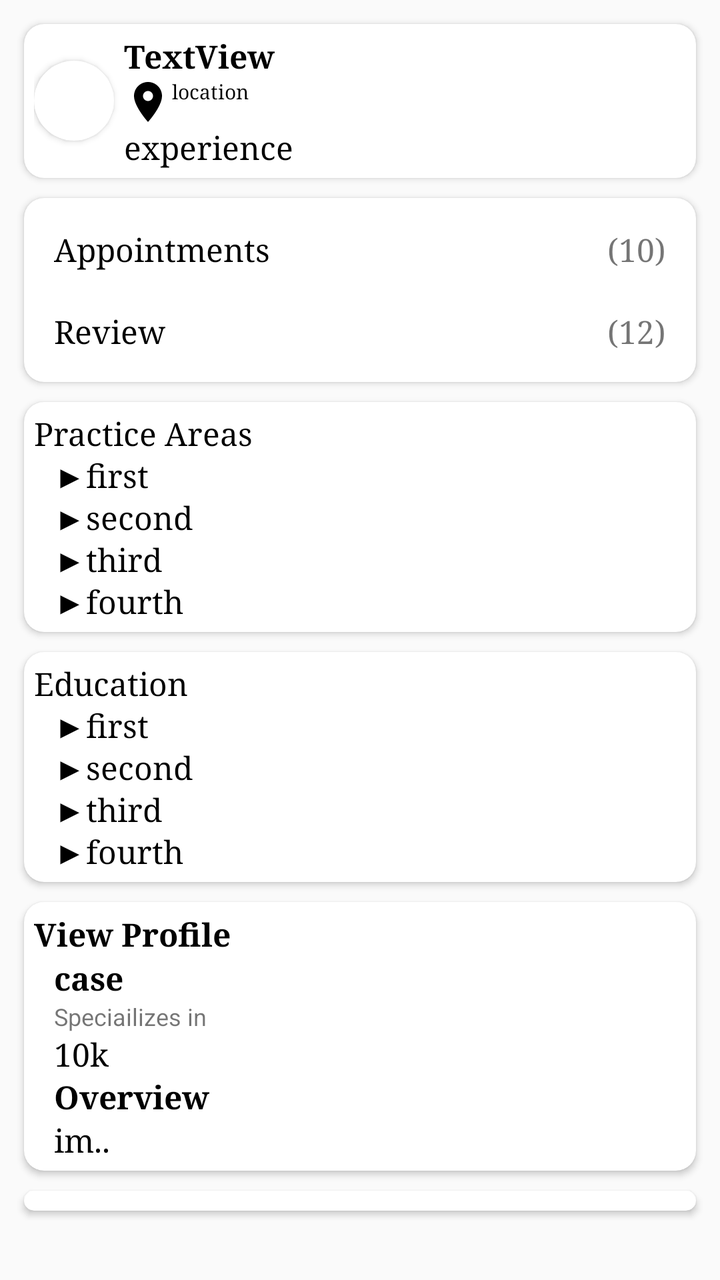
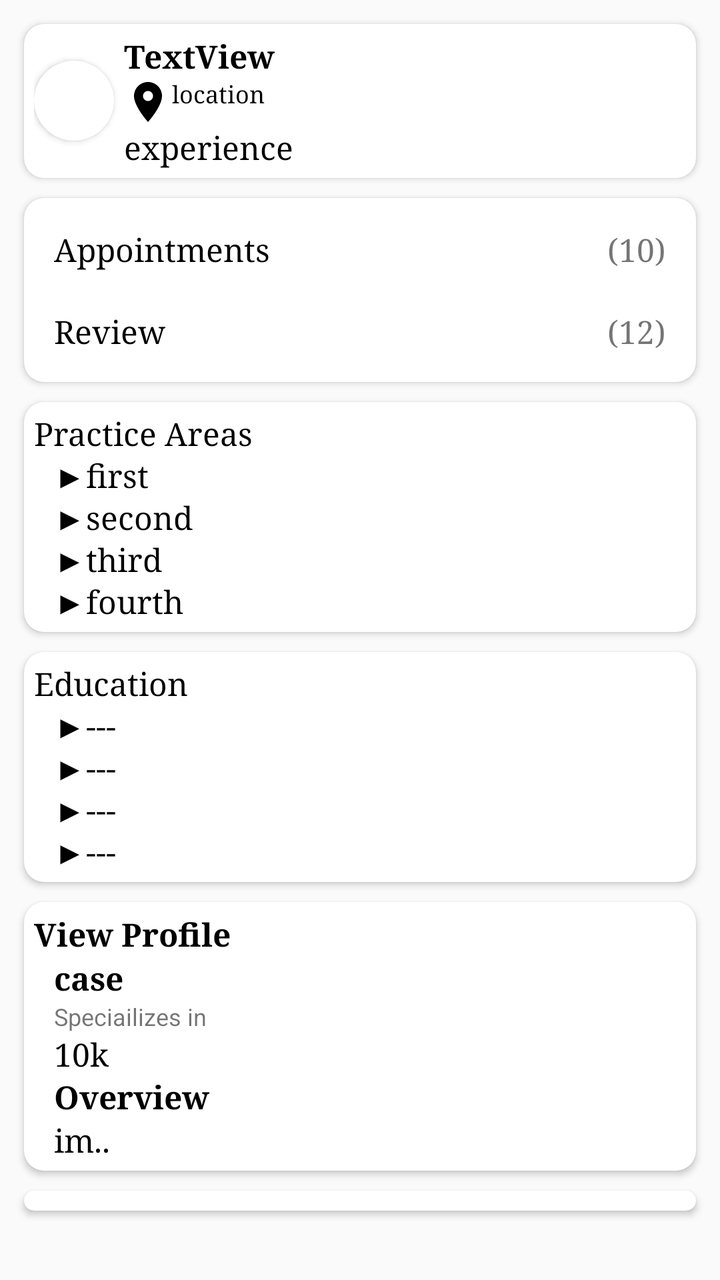

Compare the two renders of this Android layout. The source of the first and the diff that turns it into the second are given below.
<!-- AndroidManifest.xml: application theme Theme.LawAdvat -->
<!-- res/layout/fragment_lawyer_profile.xml -->
<?xml version="1.0" encoding="utf-8"?>
<androidx.appcompat.widget.LinearLayoutCompat xmlns:android="http://schemas.android.com/apk/res/android"
    xmlns:app="http://schemas.android.com/apk/res-auto"
    xmlns:tools="http://schemas.android.com/tools"
    android:layout_width="match_parent"
    android:layout_height="match_parent"
    tools:context=".ui.profile.LawyerProfile">
    <ScrollView
        android:layout_width="match_parent"
        android:layout_height="wrap_content"
        android:padding="02dp">
        <LinearLayout
            android:layout_width="match_parent"
            android:layout_height="wrap_content"
            android:padding="05dp"
            android:orientation="vertical">
            <androidx.cardview.widget.CardView
                android:layout_width="match_parent"
                android:layout_height="wrap_content"
                android:padding="10dp"
                app:cardCornerRadius="10dp"
                android:layout_margin="05dp">
                <LinearLayout
                    android:layout_width="match_parent"
                    android:layout_height="wrap_content"
                    android:padding="05dp"
                    android:orientation="horizontal">
                    <androidx.cardview.widget.CardView
                        android:layout_width="40dp"
                        app:cardCornerRadius="40dp"
                        android:layout_gravity="center"
                        android:layout_height="40dp">
                        <ImageView
                            android:id="@+id/profile_lawyer_image"
                            android:layout_width="50dp"
                            android:layout_height="50dp"
                            android:layout_gravity="center"
                            app:layout_constraintBottom_toBottomOf="parent"
                            app:layout_constraintStart_toStartOf="parent"
                            app:layout_constraintTop_toTopOf="parent"
                            app:srcCompat="@drawable/baseline_account_circle_24" />
                    </androidx.cardview.widget.CardView>
                    <LinearLayout
                        android:layout_width="match_parent"
                        android:layout_height="wrap_content"
                        android:layout_marginLeft="05dp"
                        android:orientation="vertical">
                        <TextView
                            android:id="@+id/profile_lawyer_name"
                            android:layout_width="wrap_content"
                            android:layout_height="wrap_content"
                            android:text="TextView"
                            android:textStyle="bold"
                            android:fontFamily="serif"
                            android:textColor="@color/black"
                            app:layout_constraintBottom_toBottomOf="@+id/profile_lawyer_image"
                            app:layout_constraintStart_toEndOf="@+id/profile_lawyer_image"
                            app:layout_constraintTop_toTopOf="@+id/profile_lawyer_image" />
                        <LinearLayout
                            android:layout_width="match_parent"
                            android:layout_height="wrap_content"
                            android:orientation="horizontal">
                        <ImageView
                            android:id="@+id/imageView"
                            android:layout_width="wrap_content"
                            android:layout_height="wrap_content"
                            android:src="@drawable/baseline_location_on_24" />
                            <TextView
                                android:layout_width="wrap_content"
                                android:layout_height="wrap_content"
                                android:text="location"
                                android:textSize="10sp"
                                android:fontFamily="serif"
                                android:textColor="@color/black"
                                android:id="@+id/location"/>
                        </LinearLayout>
                        <TextView
                            android:layout_width="wrap_content"
                            android:layout_height="wrap_content"
                            android:text="experience"
                            android:fontFamily="serif"
                            android:textColor="@color/black"
                            android:id="@+id/experience"/>
                    </LinearLayout>
                </LinearLayout>
            </androidx.cardview.widget.CardView>
        <androidx.cardview.widget.CardView
            android:layout_width="match_parent"
            android:layout_height="wrap_content"
            android:padding="10dp"
            app:cardCornerRadius="10dp"
            android:layout_margin="05dp">
        <LinearLayout
            android:layout_width="match_parent"
            android:layout_height="wrap_content"
            android:padding="05dp"
            android:orientation="vertical">
            <androidx.constraintlayout.widget.ConstraintLayout
                android:layout_width="match_parent"
                android:layout_height="wrap_content">

                <TextView
                    android:layout_width="wrap_content"
                    android:layout_height="wrap_content"
                    android:textColor="@color/black"
                    android:fontFamily="serif"
                    android:layout_margin="10dp"
                    android:text="Appointments"
                    app:layout_constraintBottom_toBottomOf="parent"
                    app:layout_constraintStart_toStartOf="parent"
                    app:layout_constraintTop_toTopOf="parent" />

                <TextView
                    android:layout_width="wrap_content"
                    android:layout_height="wrap_content"
                    android:fontFamily="serif"
                    android:text="(10)"
                    android:id="@+id/appoint"
                    android:layout_margin="10dp"
                    app:layout_constraintBottom_toBottomOf="parent"
                    app:layout_constraintEnd_toEndOf="parent"
                    app:layout_constraintTop_toTopOf="parent" />
            </androidx.constraintlayout.widget.ConstraintLayout>
            <androidx.constraintlayout.widget.ConstraintLayout
                android:layout_width="match_parent"
                android:layout_height="wrap_content">

                <TextView
                    android:layout_width="wrap_content"
                    android:layout_height="wrap_content"
                    android:textColor="@color/black"
                    android:fontFamily="serif"
                    android:layout_margin="10dp"
                    android:text="Review"
                    app:layout_constraintBottom_toBottomOf="parent"
                    app:layout_constraintStart_toStartOf="parent"
                    app:layout_constraintTop_toTopOf="parent" />

                <TextView
                    android:layout_width="wrap_content"
                    android:layout_height="wrap_content"
                    android:fontFamily="serif"
                    android:text="(12)"
                    android:id="@+id/review"
                    android:layout_margin="10dp"
                    app:layout_constraintBottom_toBottomOf="parent"
                    app:layout_constraintEnd_toEndOf="parent"
                    app:layout_constraintTop_toTopOf="parent" />
            </androidx.constraintlayout.widget.ConstraintLayout>
        </LinearLayout>

        </androidx.cardview.widget.CardView>
        <androidx.cardview.widget.CardView
            android:layout_width="match_parent"
            android:layout_height="wrap_content"
            android:padding="10dp"
            app:cardCornerRadius="10dp"
            android:layout_margin="05dp">
        <LinearLayout
            android:layout_width="match_parent"
            android:layout_height="wrap_content"
            android:padding="05dp"
            android:orientation="vertical">
            <TextView
                android:layout_width="wrap_content"
                android:layout_height="wrap_content"
                android:textColor="@color/black"
                android:fontFamily="serif"
                android:text="Practice Areas"/>
            <TextView
                android:layout_width="wrap_content"
                android:layout_height="wrap_content"
                android:text="\u25BAfirst"
                android:textColor="@color/black"
                android:fontFamily="serif"
                android:layout_marginLeft="10dp"
                android:id="@+id/first"/>
            <TextView
                android:layout_width="wrap_content"
                android:layout_height="wrap_content"
                android:layout_marginLeft="10dp"
                android:text="\u25BAsecond"
                android:textColor="@color/black"
                android:fontFamily="serif"
                android:id="@+id/second"/>
            <TextView
                android:layout_width="wrap_content"
                android:layout_height="wrap_content"
                android:layout_marginLeft="10dp"
                android:text="\u25BAthird"
                android:textColor="@color/black"
                android:fontFamily="serif"
                android:id="@+id/third"/>
            <TextView
                android:layout_width="wrap_content"
                android:layout_height="wrap_content"
                android:layout_marginLeft="10dp"
                android:text="\u25BAfourth"
                android:textColor="@color/black"
                android:fontFamily="serif"
                android:id="@+id/fourth"/>
        </LinearLayout>
        </androidx.cardview.widget.CardView>
        <androidx.cardview.widget.CardView
            android:layout_width="match_parent"
            android:layout_height="wrap_content"
            android:padding="10dp"
            app:cardCornerRadius="10dp"
            android:layout_margin="05dp">
        <LinearLayout
            android:layout_width="match_parent"
            android:layout_height="wrap_content"
            android:padding="05dp"
            android:orientation="vertical">
            <TextView
                android:layout_width="wrap_content"
                android:layout_height="wrap_content"
                android:textColor="@color/black"
                android:fontFamily="serif"
                android:text="Education"/>
            <TextView
                android:layout_width="wrap_content"
                android:layout_height="wrap_content"
                android:text="\u25BAfirst"
                android:textColor="@color/black"
                android:fontFamily="serif"
                android:layout_marginLeft="10dp"
                android:id="@+id/first_ed"/>
            <TextView
                android:layout_width="wrap_content"
                android:layout_height="wrap_content"
                android:layout_marginLeft="10dp"
                android:text="\u25BAsecond"
                android:textColor="@color/black"
                android:fontFamily="serif"
                android:id="@+id/second_ed"/>
            <TextView
                android:layout_width="wrap_content"
                android:layout_height="wrap_content"
                android:layout_marginLeft="10dp"
                android:text="\u25BAthird"
                android:textColor="@color/black"
                android:fontFamily="serif"
                android:id="@+id/third_ed"/>
            <TextView
                android:layout_width="wrap_content"
                android:layout_height="wrap_content"
                android:layout_marginLeft="10dp"
                android:text="\u25BAfourth"
                android:textColor="@color/black"
                android:fontFamily="serif"
                android:id="@+id/fourth_ed"/>
        </LinearLayout>
        </androidx.cardview.widget.CardView>
        <androidx.cardview.widget.CardView
            android:layout_width="match_parent"
            android:layout_height="wrap_content"
            android:padding="10dp"
            app:cardCornerRadius="10dp"
            android:layout_margin="05dp">
        <LinearLayout
            android:layout_width="match_parent"
            android:layout_height="wrap_content"
            android:padding="05dp"
            android:orientation="vertical">
            <TextView
                android:layout_width="wrap_content"
                android:layout_height="wrap_content"
                android:textStyle="bold"
                android:textColor="@color/black"
                android:fontFamily="serif"
                android:text="View Profile"/>
            <TextView
                android:layout_width="wrap_content"
                android:layout_height="wrap_content"
                android:text="case"
                android:textColor="@color/black"
                android:fontFamily="serif"
                android:textStyle="bold"
                android:layout_marginLeft="10dp"
                android:id="@+id/high"/>
            <TextView
                android:layout_width="wrap_content"
                android:layout_height="wrap_content"
                android:layout_marginLeft="10dp"
                android:textSize="12sp"
                android:text="Speciailizes in "
                />
            <TextView
                android:layout_width="wrap_content"
                android:layout_height="wrap_content"
                android:layout_marginLeft="10dp"
                android:text="10k"
                android:textColor="@color/black"
                android:fontFamily="serif"
                android:id="@+id/fee"
                tools:ignore="HardcodedText,RtlHardcoded" />
            <TextView
                android:layout_width="wrap_content"
                android:layout_height="wrap_content"
                android:layout_marginLeft="10dp"
                android:textStyle="bold"
                android:text="Overview"
                android:textColor="@color/black"
                android:fontFamily="serif"
                tools:ignore="HardcodedText,RtlHardcoded" />
            <TextView
                android:layout_width="wrap_content"
                android:layout_height="wrap_content"
                android:layout_marginLeft="10dp"
                android:text="im.."
                android:textColor="@color/black"
                android:fontFamily="serif"
                android:id="@+id/overview"
                tools:ignore="HardcodedText,RtlHardcoded" />
        </LinearLayout>
        </androidx.cardview.widget.CardView>
        <androidx.cardview.widget.CardView
            android:layout_width="match_parent"
            android:layout_height="wrap_content"
            android:padding="10dp"
            app:cardCornerRadius="10dp"
            android:layout_margin="05dp">
        <LinearLayout
            android:layout_width="match_parent"
            android:layout_height="wrap_content"
            android:padding="05dp"
            android:orientation="vertical">
            <androidx.recyclerview.widget.RecyclerView
                android:layout_width="match_parent"
                android:layout_height="wrap_content"
                android:id="@+id/recycler_review"/>
        </LinearLayout>
        </androidx.cardview.widget.CardView>
        </LinearLayout>
    </ScrollView>
</androidx.appcompat.widget.LinearLayoutCompat>
<!-- resources referenced by this layout -->
<resources>
  <color name="black">#FF000000</color>
  <!-- drawable baseline_account_circle_24 (drawable) -->
  <vector android:height="24dp" android:tint="#000000"
      android:viewportHeight="24" android:viewportWidth="24"
      android:width="24dp" xmlns:android="http://schemas.android.com/apk/res/android">
      <path android:fillColor="@android:color/white" android:pathData="M12,2C6.48,2 2,6.48 2,12s4.48,10 10,10 10,-4.48 10,-10S17.52,2 12,2zM12,5c1.66,0 3,1.34 3,3s-1.34,3 -3,3 -3,-1.34 -3,-3 1.34,-3 3,-3zM12,19.2c-2.5,0 -4.71,-1.28 -6,-3.22 0.03,-1.99 4,-3.08 6,-3.08 1.99,0 5.97,1.09 6,3.08 -1.29,1.94 -3.5,3.22 -6,3.22z"/>
  </vector>
  <!-- drawable baseline_location_on_24 (drawable) -->
  <vector android:height="24dp" android:tint="#000000"
      android:viewportHeight="24" android:viewportWidth="24"
      android:width="24dp" xmlns:android="http://schemas.android.com/apk/res/android">
      <path android:fillColor="@android:color/white" android:pathData="M12,2C8.13,2 5,5.13 5,9c0,5.25 7,13 7,13s7,-7.75 7,-13c0,-3.87 -3.13,-7 -7,-7zM12,11.5c-1.38,0 -2.5,-1.12 -2.5,-2.5s1.12,-2.5 2.5,-2.5 2.5,1.12 2.5,2.5 -1.12,2.5 -2.5,2.5z"/>
  </vector>
  <style name="Theme.LawAdvat" parent="Theme.MaterialComponents.DayNight.DarkActionBar.Bridge">
          
          <item name="colorPrimary">@color/white</item>
          <item name="colorPrimaryVariant">#FFFFFF</item>
          <item name="colorOnPrimary">#009688</item>
          
          <item name="colorSecondary">@color/teal_200</item>
          <item name="colorSecondaryVariant">@color/teal_700</item>
          <item name="colorOnSecondary">#FFFFFF</item>
          
          <item name="android:statusBarColor">#FFFFFF</item>
          
          <item name="titleTextColor">@color/black</item>
          <item name="fontFamily">serif</item>
          <item name="android:textSize">16sp</item>
      </style>
  <color name="white">#FFFFFFFF</color>
  <color name="teal_200">#FF03DAC5</color>
  <color name="teal_700">#FF018786</color>
</resources>

<!-- the commit's change to res/layout/fragment_lawyer_profile.xml (unified diff, before → after) -->
@@ -69,7 +69,7 @@
                                 android:layout_width="wrap_content"
                                 android:layout_height="wrap_content"
                                 android:text="location"
-                                android:textSize="10sp"
+                                android:textSize="12sp"
                                 android:fontFamily="serif"
                                 android:textColor="@color/black"
                                 android:id="@+id/location"/>
@@ -221,35 +221,39 @@
             <TextView
                 android:layout_width="wrap_content"
                 android:layout_height="wrap_content"
-                android:text="\u25BAfirst"
-                android:textColor="@color/black"
-                android:fontFamily="serif"
-                android:layout_marginLeft="10dp"
-                android:id="@+id/first_ed"/>
-            <TextView
-                android:layout_width="wrap_content"
-                android:layout_height="wrap_content"
-                android:layout_marginLeft="10dp"
-                android:text="\u25BAsecond"
-                android:textColor="@color/black"
-                android:fontFamily="serif"
-                android:id="@+id/second_ed"/>
-            <TextView
-                android:layout_width="wrap_content"
-                android:layout_height="wrap_content"
-                android:layout_marginLeft="10dp"
-                android:text="\u25BAthird"
-                android:textColor="@color/black"
-                android:fontFamily="serif"
-                android:id="@+id/third_ed"/>
-            <TextView
-                android:layout_width="wrap_content"
-                android:layout_height="wrap_content"
-                android:layout_marginLeft="10dp"
-                android:text="\u25BAfourth"
-                android:textColor="@color/black"
-                android:fontFamily="serif"
-                android:id="@+id/fourth_ed"/>
+                android:text="\u25BA---"
+                android:textColor="@color/black"
+                android:fontFamily="serif"
+                android:layout_marginLeft="10dp"
+                android:id="@+id/first_ed"
+                tools:ignore="HardcodedText" />
+            <TextView
+                android:layout_width="wrap_content"
+                android:layout_height="wrap_content"
+                android:layout_marginLeft="10dp"
+                android:text="\u25BA---"
+                android:textColor="@color/black"
+                android:fontFamily="serif"
+                android:id="@+id/second_ed"
+                tools:ignore="HardcodedText" />
+            <TextView
+                android:layout_width="wrap_content"
+                android:layout_height="wrap_content"
+                android:layout_marginLeft="10dp"
+                android:text="\u25BA---"
+                android:textColor="@color/black"
+                android:fontFamily="serif"
+                android:id="@+id/third_ed"
+                tools:ignore="HardcodedText" />
+            <TextView
+                android:layout_width="wrap_content"
+                android:layout_height="wrap_content"
+                android:layout_marginLeft="10dp"
+                android:text="\u25BA---"
+                android:textColor="@color/black"
+                android:fontFamily="serif"
+                android:id="@+id/fourth_ed"
+                tools:ignore="HardcodedText" />
         </LinearLayout>
         </androidx.cardview.widget.CardView>
         <androidx.cardview.widget.CardView
